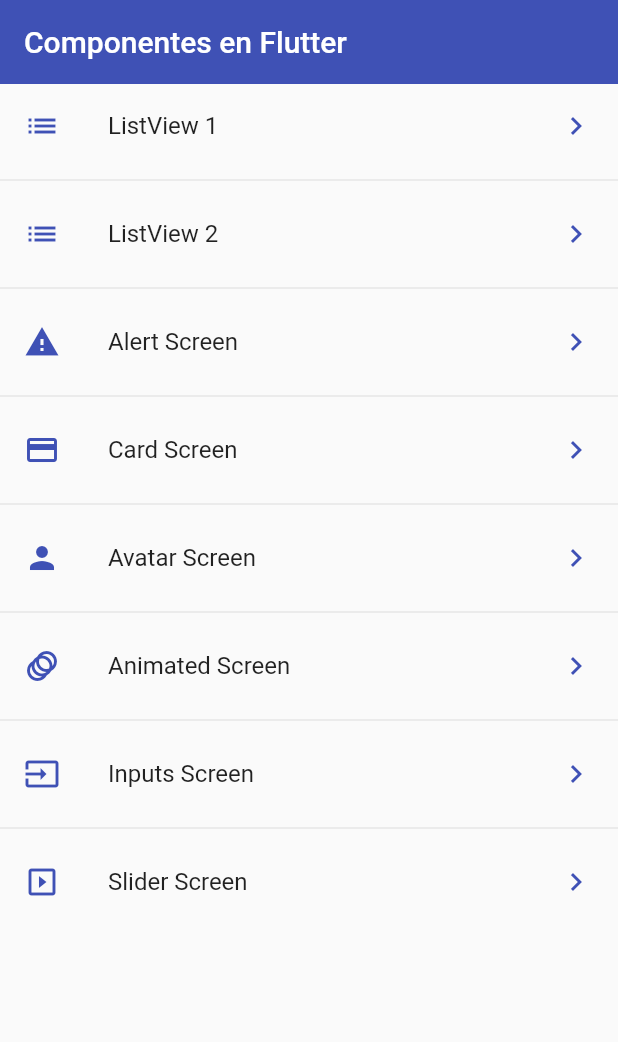
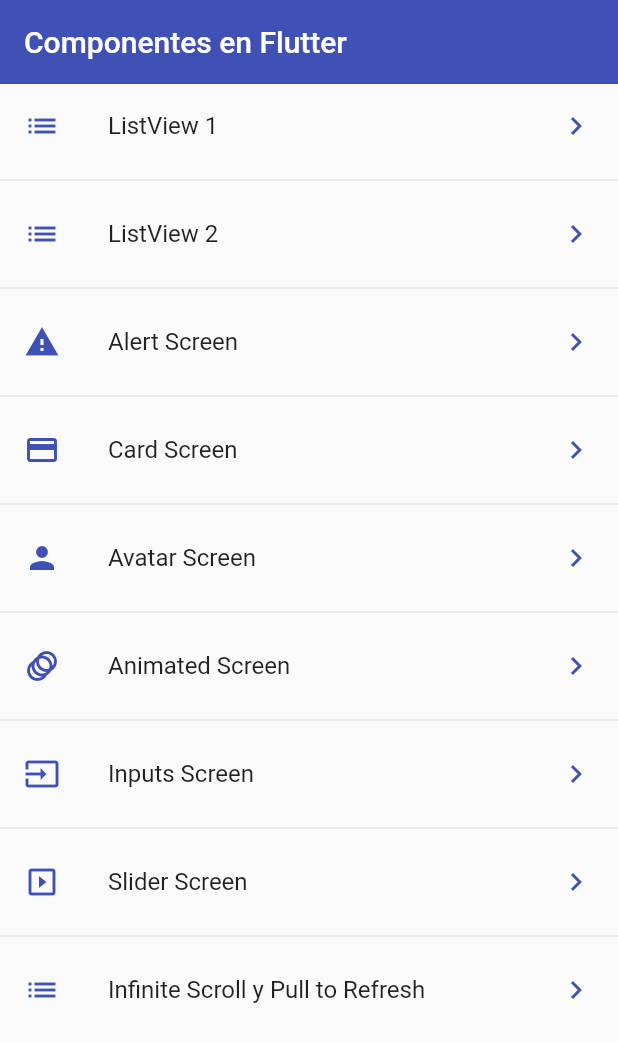
Before and after one commit to jhonbellidovargas/flutter_components, a Flutter app: the screen it shows after launch, on a phone screen of 412 x 824 dp. Shown: the top 1042 px of the screen. Run offline on Flutter 3.47's test engine with Material 2 defaults, Android fonts, the phone set to English and light mode, and no system bars.

Commit message:
list builder y refresh

```diff
--- a/lib/router/app_routes.dart
+++ b/lib/router/app_routes.dart
@@ -52,6 +52,11 @@
         name: 'Slider Screen',
         screen: SliderScreen(),
         icon: Icons.slideshow),
+    const MenuOptions(
+        route: 'listview_builder',
+        name: 'Infinite Scroll y Pull to Refresh',
+        screen: ListViewBuilderScreen(),
+        icon: Icons.list),
   ];
 
   // static Map<String, Widget Function(BuildContext)> routes = {
--- a/lib/screens/screens.dart
+++ b/lib/screens/screens.dart
@@ -7,3 +7,4 @@
 export 'package:fl_component/screens/listview1_screen.dart';
 export 'package:fl_component/screens/listview2_screen.dart';
 export 'package:fl_component/screens/slider_screen.dart';
+export 'package:fl_component/screens/listview_builder_screen.dart';
```
Also changed, not shown: lib/screens/listview_builder_screen.dart (added, +33 -0 lines).
